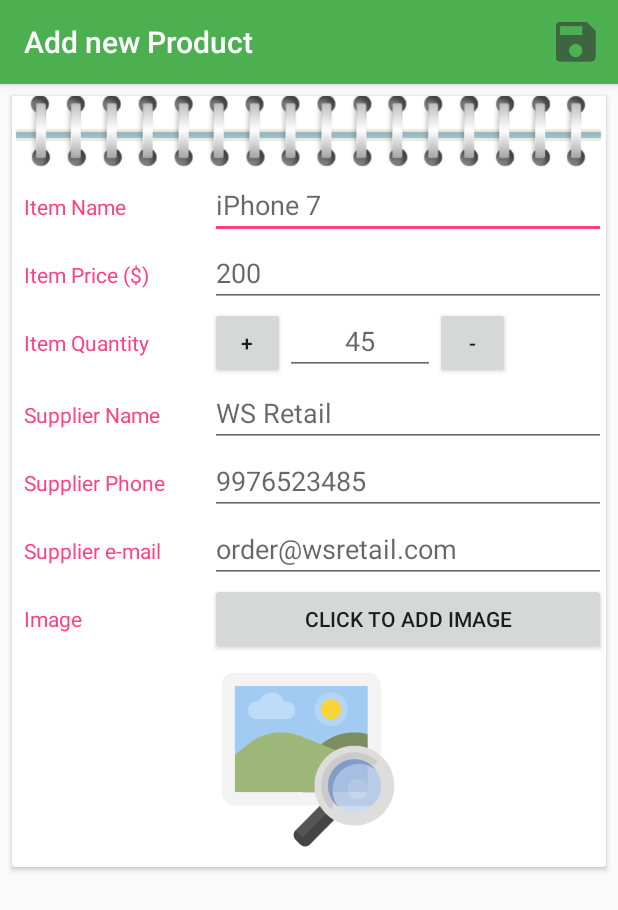
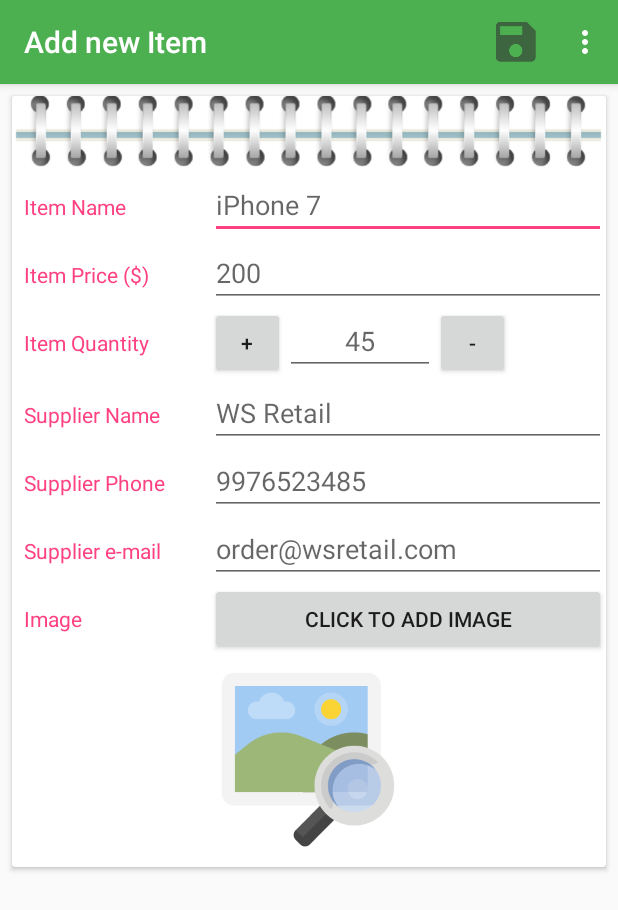
Before and after one commit to deeps2/Inventory_Mgt, an Android app: the EditorActivity screen opened directly, with no data from a screen before it, on a phone screen of 412 x 824 dp. Shown: the top 910 px of the screen. Run offline under Robolectric (Android 15) with nearby library versions, the phone set to English and light mode, and no system bars; 2 statements that could not run were skipped.

Commit message:
added onTouchListener, setTitle, onClickListener to + and - buttons

```diff
--- a/app/src/main/AndroidManifest.xml
+++ b/app/src/main/AndroidManifest.xml
@@ -18,7 +18,7 @@
         </activity>
 
         <activity android:name=".EditorActivity"
-            android:label="Add new Product">
+                  android:windowSoftInputMode="stateHidden">
             <intent-filter>
                 <action android:name="android.intent.action.VIEW" />
             </intent-filter>
--- a/app/src/main/java/com/shikhar/inventory_mgt/EditorActivity.java
+++ b/app/src/main/java/com/shikhar/inventory_mgt/EditorActivity.java
@@ -1,20 +1,133 @@
 package com.shikhar.inventory_mgt;
 
+import android.Manifest;
 import android.app.LoaderManager;
+import android.content.Intent;
 import android.content.Loader;
+import android.content.pm.PackageManager;
 import android.database.Cursor;
+import android.net.Uri;
+import android.support.v4.app.ActivityCompat;
+import android.support.v4.content.ContextCompat;
 import android.support.v7.app.AppCompatActivity;
 import android.os.Bundle;
 import android.view.Menu;
 import android.view.MenuItem;
+import android.view.MotionEvent;
+import android.view.View;
+import android.widget.Button;
+import android.widget.EditText;
+import android.widget.Toast;
 
 public class EditorActivity extends AppCompatActivity implements LoaderManager.LoaderCallbacks<Cursor> {
 
+    private EditText itemName;
+    private EditText itemPrice;
+    private EditText itemQuantity;
+    private EditText supplierName;
+    private EditText supplierPhone;
+    private EditText supplierEmail;
+    private Button plusButton;
+    private Button minusButton;
+    private Button addImageButton;
+
+    int MY_PERMISSION_REQUEST_READ_EXTERNAL_STORAGE = 1;
+
+    private static final int EXISTING_ITEM_LOADER = 0;
+
+    private boolean mItemHasChanged = false;
+
+    /** Content URI for the existing item (null if it's a new item) */
+    private Uri mCurrentItemUri;
+
+    // OnTouchListener that listens for any user touches on a View, implying that user is modifying the view, and we change the mItemHasChanged boolean to true.
+    private View.OnTouchListener mTouchListener = new View.OnTouchListener() {
+        @Override
+        public boolean onTouch(View view, MotionEvent motionEvent) {
+            mItemHasChanged = true;
+            return false;
+        }
+    };
 
     @Override
     protected void onCreate(Bundle savedInstanceState) {
         super.onCreate(savedInstanceState);
         setContentView(R.layout.activity_editor);
+
+        Intent intent = getIntent();
+        mCurrentItemUri = intent.getData();
+        if(mCurrentItemUri == null) {
+            setTitle("Add new Item");
+           //TODO: invalidateOptionsMenu(); is this necessary as I am already hiding he delete option in onPrepareOptionsMenu
+        }
+        else {
+            setTitle("Edit Item");
+            getLoaderManager().initLoader(EXISTING_ITEM_LOADER, null, this);
+        }
+
+        itemName = (EditText)findViewById(R.id.product_name);
+        itemPrice = (EditText)findViewById(R.id.product_price);
+        itemQuantity = (EditText)findViewById(R.id.item_quantity);
+        supplierName = (EditText)findViewById(R.id.supplier_name);
+        supplierPhone = (EditText)findViewById(R.id.supplier_phone);
+        supplierEmail = (EditText)findViewById(R.id.supplier_email);
+        plusButton = (Button)findViewById(R.id.plus);
+        minusButton = (Button)findViewById(R.id.minus);
+        addImageButton = (Button)findViewById(R.id.add_image_button);
+
+        // Setup OnTouchListeners on all the input fields, so we can determine if the user
+        // has touched or modified them. This will let us know if there are unsaved changes
+        // or not, if the user tries to leave the editor without saving.
+        itemName.setOnTouchListener(mTouchListener);
+        itemPrice.setOnTouchListener(mTouchListener);
+        itemQuantity.setOnTouchListener(mTouchListener);
+        supplierName.setOnTouchListener(mTouchListener);
+        supplierPhone.setOnTouchListener(mTouchListener);
+        supplierEmail.setOnTouchListener(mTouchListener);
+        plusButton.setOnTouchListener(mTouchListener);
+        minusButton.setOnTouchListener(mTouchListener);
+        addImageButton.setOnTouchListener(mTouchListener);
+
+        //handle clicks on +, - and add image button
+        plusButton.setOnClickListener(new View.OnClickListener() {
+            @Override
+            public void onClick(View view) {
+                String currentQuantity = itemQuantity.getText().toString().trim();
+
+                if (currentQuantity.isEmpty()){
+                    itemQuantity.setText("1");
+                }
+                else if (currentQuantity.equals("100")){
+                    Toast.makeText(EditorActivity.this, "Max Quantity Reached", Toast.LENGTH_SHORT).show();
+                }
+                else{
+                    int currentItemQuantity = Integer.parseInt(currentQuantity);
+                    itemQuantity.setText(String.valueOf(currentItemQuantity + 1));
+                }
+            }
+        });
+
+        minusButton.setOnClickListener(new View.OnClickListener() {
+            @Override
+            public void onClick(View view) {
+                String currentQuantity = itemQuantity.getText().toString().trim();
+
+                if (currentQuantity.isEmpty() || currentQuantity.equals("0")){
+                    Toast.makeText(EditorActivity.this, "Quantity can't be negative", Toast.LENGTH_SHORT).show();
+                }
+                else {
+                    int currentItemQuantity = Integer.parseInt(currentQuantity);
+                    itemQuantity.setText(String.valueOf(currentItemQuantity - 1));
+                }
+            }
+        });
+
+        addImageButton.setOnClickListener(new View.OnClickListener() {
+            @Override
+            public void onClick(View view) {
+
+            }
+        });
     }
 
     @Override
@@ -27,10 +140,10 @@ public class EditorActivity extends AppCompatActivity implements LoaderManager.L
     public boolean onPrepareOptionsMenu(Menu menu) {
         super.onPrepareOptionsMenu(menu);
         // If this is a new Item, hide the "Delete" menu item.
-    //    if (mCurrentPetUri == null) {
+        if (mCurrentItemUri == null) {
             MenuItem menuItem = menu.findItem(R.id.action_delete);
             menuItem.setVisible(false);
-        //}
+        }
         return true;
     }
 
--- a/app/src/main/java/com/shikhar/inventory_mgt/InventoryCursorAdapter.java
+++ b/app/src/main/java/com/shikhar/inventory_mgt/InventoryCursorAdapter.java
@@ -10,8 +10,6 @@ import android.view.ViewGroup;
 import android.widget.CursorAdapter;
 import android.widget.ImageView;
 import android.widget.TextView;
-
-import static android.R.attr.id;
 
 public class InventoryCursorAdapter extends CursorAdapter {
 
--- a/app/src/main/java/com/shikhar/inventory_mgt/InventoryProvider.java
+++ b/app/src/main/java/com/shikhar/inventory_mgt/InventoryProvider.java
@@ -4,11 +4,6 @@ import android.content.ContentProvider;
 import android.content.ContentValues;
 import android.database.Cursor;
 import android.net.Uri;
-import android.support.annotation.Nullable;
-
-/**
- * Created by shikhar on 07-01-2017.
- */
 
 public class InventoryProvider extends ContentProvider  {
 
@@ -17,19 +12,16 @@ public class InventoryProvider extends ContentProvider  {
         return false;
     }
 
-    @Nullable
     @Override
     public Cursor query(Uri uri, String[] strings, String s, String[] strings1, String s1) {
         return null;
     }
 
-    @Nullable
     @Override
     public String getType(Uri uri) {
         return null;
     }
 
-    @Nullable
     @Override
     public Uri insert(Uri uri, ContentValues contentValues) {
         return null;
--- a/app/src/main/java/com/shikhar/inventory_mgt/MainActivity.java
+++ b/app/src/main/java/com/shikhar/inventory_mgt/MainActivity.java
@@ -6,7 +6,6 @@ import android.content.CursorLoader;
 import android.content.Intent;
 import android.content.Loader;
 import android.database.Cursor;
-import android.database.sqlite.SQLiteDatabase;
 import android.net.Uri;
 import android.support.design.widget.FloatingActionButton;
 import android.app.LoaderManager;
@@ -17,8 +16,6 @@ import android.view.MenuItem;
 import android.view.View;
 import android.widget.AdapterView;
 import android.widget.ListView;
-
-import static android.R.attr.id;
 
 public class MainActivity extends AppCompatActivity implements LoaderManager.LoaderCallbacks<Cursor> {
 
@@ -164,7 +161,7 @@ public class MainActivity extends AppCompatActivity implements LoaderManager.Loa
         //problem is is pets app i was not updating anything in list_items INSIDE 1st activity
         //but here i am decreasing quantity by clicking on sale button
 
-        //TODO: so swapcursor or setadapter again??? or can decrease the item number inside InventoryCursorAdapter (it will be instant) and no need to swap adapter(i think so)
+        //TODO: so swapcursor or setadapter again???
         //because when u come back from editor activity to main activity then listview will be refreshed like petsapp.
 
         //TODO: or adapter.setnotifydatasetchanged() call???which one to do
--- a/app/src/main/res/layout/activity_editor.xml
+++ b/app/src/main/res/layout/activity_editor.xml
@@ -38,6 +38,7 @@
                         android:textColor="@color/colorAccent" />
 
                     <EditText
+                        android:id="@+id/product_name"
                         android:layout_width="0dp"
                         android:layout_height="wrap_content"
                         android:layout_weight="2"
@@ -58,11 +59,12 @@
                         android:textColor="@color/colorAccent" />
 
                     <EditText
+                        android:id="@+id/product_price"
                         android:layout_width="0dp"
                         android:layout_height="wrap_content"
                         android:layout_weight="2"
-                        android:inputType="phone"
-                        android:hint="200" />
+                        android:hint="200"
+                        android:inputType="phone" />
 
                 </LinearLayout>
 
@@ -74,32 +76,35 @@
                         android:layout_width="0dp"
                         android:layout_height="match_parent"
                         android:layout_weight="1"
+                        android:gravity="center_vertical"
                         android:paddingLeft="8dp"
                         android:text="Item Quantity"
-                        android:gravity="center_vertical"
                         android:textColor="@color/colorAccent" />
 
                     <LinearLayout
                         android:layout_width="0dp"
-                        android:layout_weight="2"
-                        android:layout_height="wrap_content">
+                        android:layout_height="wrap_content"
+                        android:layout_weight="2">
 
                         <Button
+                            android:id="@+id/plus"
                             android:layout_width="50dp"
                             android:layout_height="wrap_content"
                             android:text="+" />
 
                         <EditText
+                            android:id="@+id/item_quantity"
                             android:layout_width="100dp"
                             android:layout_height="wrap_content"
+                            android:hint="45"
                             android:inputType="phone"
-                        android:textAlignment="center"
-                        android:hint="45" />
+                            android:textAlignment="center" />
 
                         <Button
+                            android:id="@+id/minus"
                             android:layout_width="50dp"
                             android:layout_height="wrap_content"
-                        android:text="-"/>
+                            android:text="-" />
 
                     </LinearLayout>
 
@@ -118,6 +123,7 @@
                         android:textColor="@color/colorAccent" />
 
                     <EditText
+                        android:id="@+id/supplier_name"
                         android:layout_width="0dp"
                         android:layout_height="wrap_content"
                         android:layout_weight="2"
@@ -138,11 +144,12 @@
                         android:textColor="@color/colorAccent" />
 
                     <EditText
+                        android:id="@+id/supplier_phone"
                         android:layout_width="0dp"
                         android:layout_height="wrap_content"
                         android:layout_weight="2"
-                        android:inputType="phone"
-                        android:hint="9976523485" />
+                        android:hint="9976523485"
+                        android:inputType="phone" />
 
                 </LinearLayout>
 
@@ -159,11 +166,12 @@
                         android:textColor="@color/colorAccent" />
 
                     <EditText
+                        android:id="@+id/supplier_email"
                         android:layout_width="0dp"
                         android:layout_height="wrap_content"
                         android:layout_weight="2"
-                        android:inputType="textEmailAddress"
-                        android:hint="order@wsretail.com" />
+                        android:hint="order@wsretail.com"
+                        android:inputType="textEmailAddress" />
 
                 </LinearLayout>
 
@@ -180,6 +188,7 @@
                         android:textColor="@color/colorAccent" />
 
                     <Button
+                        android:id="@+id/add_image_button"
                         android:layout_width="0dp"
                         android:layout_height="wrap_content"
                         android:layout_weight="2"
@@ -188,11 +197,12 @@
                 </LinearLayout>
 
                 <ImageView
+                    android:id="@+id/product_image"
                     android:layout_width="125dp"
                     android:layout_height="125dp"
                     android:layout_gravity="center"
                     android:layout_margin="8dp"
-                    android:src="@drawable/add_image"/>
+                    android:src="@drawable/add_image" />
             </LinearLayout>
 
         </android.support.v7.widget.CardView>
--- a/app/src/main/res/menu/menu_editor.xml
+++ b/app/src/main/res/menu/menu_editor.xml
@@ -9,7 +9,13 @@
         app:showAsAction="always" />
 
     <item
-        android:id="@+id/action_delete"
-        android:title="Delete"
+        android:id="@+id/action_delete_item"
+        android:title="Delete Item"
         app:showAsAction="never" />
+
+    <item
+        android:id="@+id/order_more"
+        android:title="Order more"
+        app:showAsAction="never" />
+
 </menu>
```
Lines whose indentation alone changed are shown as unchanged.
